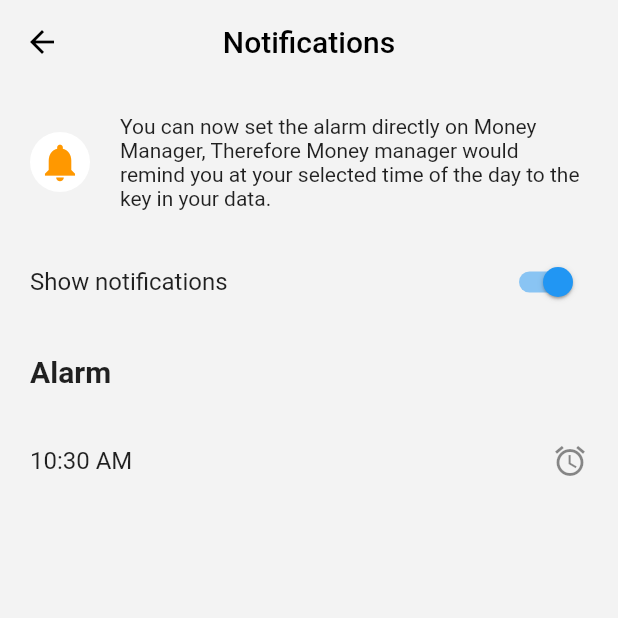
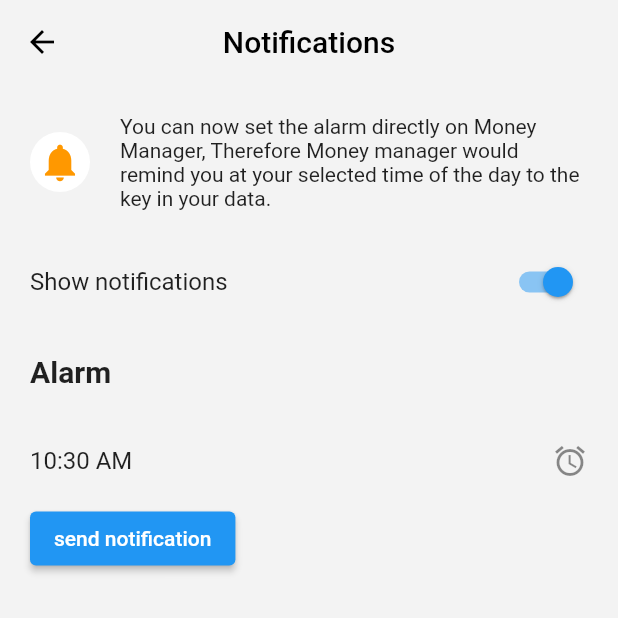
Before and after one commit to nashvak/expense_tracker, a Flutter app: the NotificationPage screen opened directly, on a phone screen of 412 x 824 dp, the top half of it. Run offline on Flutter 3.47's test engine with Material 2 defaults, Android fonts, the phone set to English and light mode, and no system bars; our stand-ins replace curved_navigation_bar, flutter_local_notifications, flutter_slidable, get, google_fonts, hive and 4 more; accounts and stored records are empty.

Commit message:
notification added

```diff
--- a/lib/constatnts/custom_widgets/home_screen/appbar.dart
+++ b/lib/constatnts/custom_widgets/home_screen/appbar.dart
@@ -1,7 +1,6 @@
 import 'package:expense_tracker/controller/auth_controller.dart';
 import 'package:expense_tracker/models/auth_model/auth_model.dart';
 import 'package:flutter/material.dart';
-import 'package:get/get.dart';
 
 class HomescreenAppbar extends StatelessWidget {
   const HomescreenAppbar({
--- a/lib/main.dart
+++ b/lib/main.dart
@@ -2,21 +2,16 @@ import 'dart:io';
 
 import 'package:expense_tracker/models/reminder_model/reminder_model.dart';
 import 'package:expense_tracker/models/transaction_model/transaction_model.dart';
-import 'package:expense_tracker/view/authentication/get_started.dart';
-import 'package:expense_tracker/view/authentication/signup.dart';
+
 import 'package:expense_tracker/view/authentication/splash_screen.dart';
-import 'package:expense_tracker/view/remainder/add_remainder.dart';
-import 'package:expense_tracker/view/remainder/edit_remainder.dart';
-import 'package:expense_tracker/view/remainder/remainder_screen.dart';
-import 'package:expense_tracker/view/transaction/add_transaction.dart';
-import 'package:expense_tracker/view/transaction/bottom_nav.dart';
-import 'package:expense_tracker/view/transaction/home_screen.dart';
-import 'package:expense_tracker/view/transaction/view_transaction.dart';
+import 'package:expense_tracker/view/profile/notification/notification_settings.dart';
+
 import 'package:flutter/material.dart';
 import 'package:get/get.dart';
 import 'package:hive_flutter/hive_flutter.dart';
 import 'package:path_provider/path_provider.dart';
 import 'models/auth_model/auth_model.dart';
+// import 'package:timezone/timezone.dart' as tz;
 
 Future<void> main() async {
   WidgetsFlutterBinding.ensureInitialized();
@@ -32,12 +27,19 @@ Future<void> main() async {
   await Hive.openBox<AuthModel>('AuthBox');
   await Hive.openBox<Transaction>('transactionBox');
   await Hive.openBox<Remainder>('remainderBox');
+  NotificationServices().initializeNotifications();
+  // tz.initializeTimeZones();
   runApp(const MyApp());
 }
 
-class MyApp extends StatelessWidget {
+class MyApp extends StatefulWidget {
   const MyApp({super.key});
 
+  @override
+  State<MyApp> createState() => _MyAppState();
+}
+
+class _MyAppState extends State<MyApp> {
   @override
   Widget build(BuildContext context) {
     return const GetMaterialApp(
--- a/lib/view/authentication/get_started.dart
+++ b/lib/view/authentication/get_started.dart
@@ -39,7 +39,7 @@ class GetStartedScreen extends StatelessWidget {
                 child: CustomButton(
                   title: "Get Started",
                   onTap: () {
-                    Get.off(() => ScreenSignup());
+                    Get.off(() => const ScreenSignup());
                   },
                 ),
               ),
--- a/lib/view/history/history_screen.dart
+++ b/lib/view/history/history_screen.dart
@@ -3,7 +3,7 @@ import 'package:expense_tracker/constatnts/custom_widgets/common/sizedbox.dart';
 import 'package:expense_tracker/constatnts/custom_widgets/home_screen/button.dart';
 import 'package:expense_tracker/constatnts/custom_widgets/common/textstyle.dart';
 import 'package:expense_tracker/controller/transaction_controller.dart';
-import 'package:expense_tracker/view/transaction/add_transaction.dart';
+
 import 'package:expense_tracker/view/transaction/view_transaction.dart';
 import 'package:flutter/material.dart';
 import 'package:flutter_slidable/flutter_slidable.dart';
@@ -27,7 +27,7 @@ class ScreenHistory extends StatelessWidget {
         ),
         elevation: 0,
         backgroundColor: Colors.transparent,
-        iconTheme: IconThemeData(color: Colors.black),
+        iconTheme: const IconThemeData(color: Colors.black),
         // actions: [
         //   GestureDetector(
         //     onTap: () {
--- a/lib/view/profile/notification.dart
+++ b/lib/view/profile/notification/notification.dart
@@ -1,12 +1,21 @@
 import 'package:expense_tracker/constatnts/colors.dart';
 import 'package:expense_tracker/constatnts/custom_widgets/common/sizedbox.dart';
 import 'package:expense_tracker/controller/time_picker.dart';
+import 'package:expense_tracker/view/profile/notification/notification_settings.dart';
 import 'package:flutter/material.dart';
 import 'package:get/get.dart';
 
-class NotificationPage extends StatelessWidget {
-  NotificationPage({super.key});
+class NotificationPage extends StatefulWidget {
+  const NotificationPage({super.key});
+
+  @override
+  State<NotificationPage> createState() => _NotificationPageState();
+}
+
+class _NotificationPageState extends State<NotificationPage> {
   final TimePicker time = Get.put(TimePicker());
+  NotificationServices notificationServices = NotificationServices();
+
   @override
   Widget build(BuildContext context) {
     return Scaffold(
@@ -51,14 +60,14 @@ class NotificationPage extends StatelessWidget {
               height: 20,
             ),
             ListTile(
-              contentPadding: EdgeInsets.all(0),
+              contentPadding: const EdgeInsets.all(0),
               trailing: Switch.adaptive(value: true, onChanged: (value) {}),
               title: const Text('Show notifications'),
             ),
             const BlankSpace(
               height: 20,
             ),
-            Text(
+            const Text(
               "Alarm",
               style: TextStyle(fontWeight: FontWeight.bold, fontSize: 20),
             ),
@@ -66,15 +75,23 @@ class NotificationPage extends StatelessWidget {
             GetBuilder<TimePicker>(
               builder: ((controller) {
                 return ListTile(
-                  contentPadding: EdgeInsets.all(0),
+                  contentPadding: const EdgeInsets.all(0),
                   title: Text(controller.selectedTime.format(context)),
                   trailing: GestureDetector(
-                      onTap: () {
-                        controller.pickTime();
-                      },
-                      child: Icon(Icons.alarm)),
+                    onTap: () {
+                      controller.pickTime();
+                    },
+                    child: const Icon(Icons.alarm),
+                  ),
                 );
               }),
+            ),
+            ElevatedButton(
+              onPressed: () {
+                notificationServices.scheduledNotification(
+                    'Notification', 'Did you record?');
+              },
+              child: const Text('send notification'),
             ),
           ],
         ),
--- a/lib/view/profile/profile_screen.dart
+++ b/lib/view/profile/profile_screen.dart
@@ -8,7 +8,7 @@ import 'package:expense_tracker/controller/transaction_controller.dart';
 import 'package:expense_tracker/models/auth_model/auth_model.dart';
 import 'package:expense_tracker/view/authentication/get_started.dart';
 import 'package:expense_tracker/view/profile/edit_profile.dart';
-import 'package:expense_tracker/view/profile/notification.dart';
+import 'package:expense_tracker/view/profile/notification/notification.dart';
 
 import 'package:flutter/material.dart';
 import 'package:get/get.dart';
--- a/pubspec.yaml
+++ b/pubspec.yaml
@@ -49,6 +49,7 @@ dependencies:
   flutter_slidable: ^3.0.0
   image_picker: ^1.0.4
   syncfusion_flutter_datepicker: ^23.1.43
+  flutter_local_notifications: ^16.1.0
 
 
 
```
Also changed, not shown: lib/view/authentication/login.dart (deleted, +0 -163 lines), lib/view/authentication/splash_screen.dart (+0 -9 lines), lib/view/profile/notification/notification_settings.dart (added, +39 -0 lines), pubspec.lock, 2 other files.
